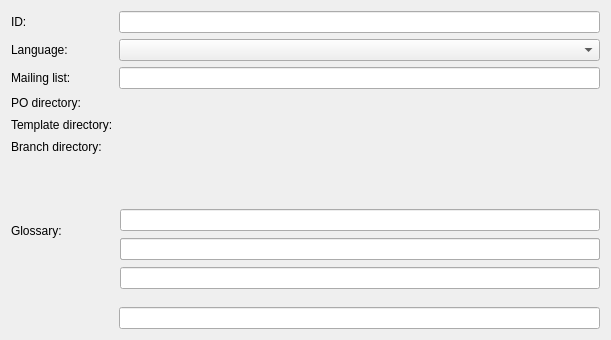
Qt form src/project/prefs_projectmain.ui (KDE/lokalize) before a commit.
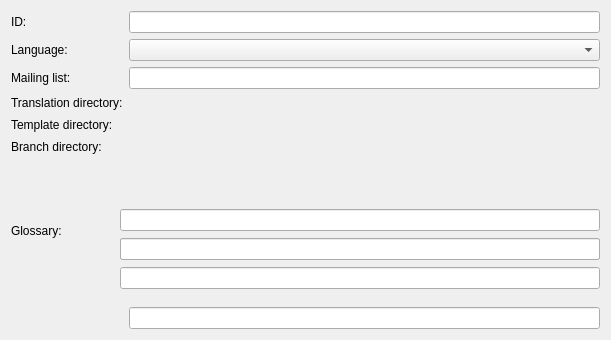
The same form after that commit. Custom widgets are drawn as their Qt base class.

The edit to the form file:
```diff
--- a/src/project/prefs_projectmain.ui
+++ b/src/project/prefs_projectmain.ui
@@ -94,7 +94,7 @@
    <item row="3" column="0" >
     <widget class="QLabel" name="textLabel2_2" >
      <property name="text" >
-      <string comment="@label:textbox" >PO directory:</string>
+      <string comment="@label:textbox" >Translation directory:</string>
      </property>
      <property name="wordWrap" >
       <bool>false</bool>
```
Left out of the diff: 42 changed lines with no effect on the pictures.
